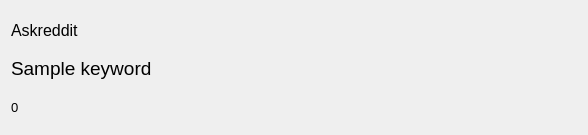
This is ui/querylisting_entry.ui in kevin-lam/RedditNotifier as Qt 5 draws it before an edit. The edited form follows.
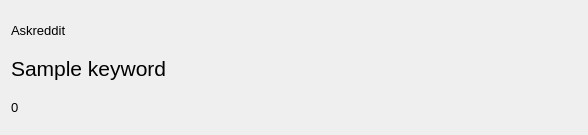
This is the edited form. Icons and pictures are not drawn.

```diff
--- a/ui/querylisting_entry.ui
+++ b/ui/querylisting_entry.ui
@@ -26,7 +26,7 @@
       <widget class="QLabel" name="subreddit_label">
        <property name="font">
         <font>
-         <pointsize>12</pointsize>
+         <pointsize>10</pointsize>
         </font>
        </property>
        <property name="text">
@@ -38,7 +38,7 @@
       <widget class="QLabel" name="keyword_label">
        <property name="font">
         <font>
-         <pointsize>14</pointsize>
+         <pointsize>16</pointsize>
         </font>
        </property>
        <property name="text">
```
